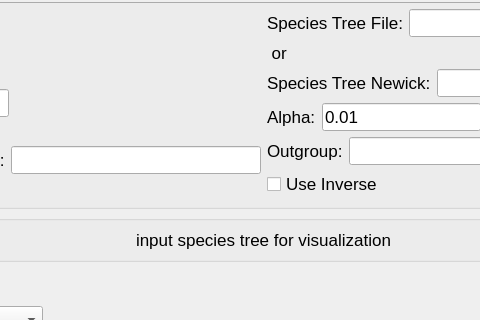
The window that module/gui_layout.ui (chilleo/ALPHA) describes before a commit, drawn with Qt 5; both pictures show x 202 to 682 and y 381 to 701 of the 931 by 1001 pixel window.
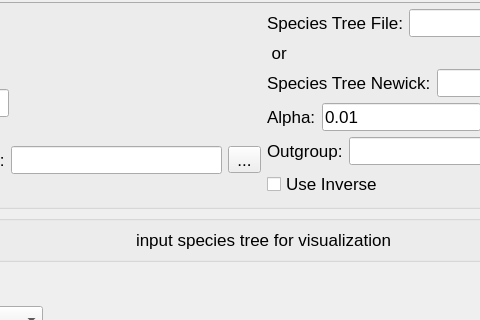
The same window after the commit. The open tabs and pages were chosen to show the change.

What changed in the file:
```diff
--- a/module/gui_layout.ui
+++ b/module/gui_layout.ui
@@ -3785,6 +3785,13 @@
                        <item>
                         <widget class="QLineEdit" name="lStatSaveLocation"/>
                        </item>
+                       <item>
+                        <widget class="QToolButton" name="saveDirButton">
+                         <property name="text">
+                          <string>...</string>
+                         </property>
+                        </widget>
+                       </item>
                       </layout>
                      </item>
                     </layout>
```
Left out of the diff: 22 changed lines with no effect on the pictures.
